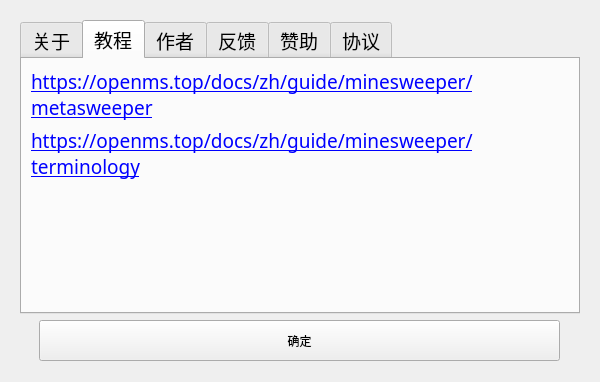
Old version of the form uiFiles/ui_about.ui in the repository eee555/Metasweeper.
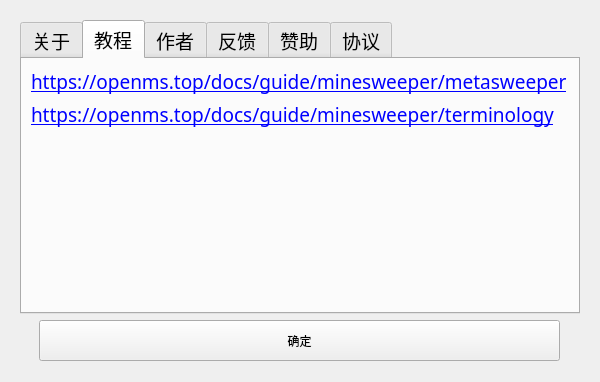
New version of the form. Icons and pictures are not drawn.

What changed in the file:
```diff
--- a/uiFiles/ui_about.ui
+++ b/uiFiles/ui_about.ui
@@ -174,7 +174,7 @@
           <enum>Qt::LayoutDirection::LeftToRight</enum>
          </property>
          <property name="text">
-          <string>&lt;html&gt;&lt;head/&gt;&lt;body&gt;&lt;p&gt;&lt;a href=&quot;https://openms.top/docs/zh/guide/minesweeper/metasweeper&quot;&gt;&lt;span style=&quot; text-decoration: underline; color:#0000ff;&quot;&gt;https://openms.top/docs/zh/guide/minesweeper/metasweeper&lt;/span&gt;&lt;/a&gt;&lt;/p&gt;&lt;/body&gt;&lt;/html&gt;</string>
+          <string>&lt;html&gt;&lt;head/&gt;&lt;body&gt;&lt;p&gt;&lt;a href=&quot;https://openms.top/docs/guide/minesweeper/metasweeper&quot;&gt;&lt;span style=&quot; text-decoration: underline; color:#0000ff;&quot;&gt;https://openms.top/docs/guide/minesweeper/metasweeper&lt;/span&gt;&lt;/a&gt;&lt;/p&gt;&lt;/body&gt;&lt;/html&gt;</string>
          </property>
          <property name="textFormat">
           <enum>Qt::TextFormat::RichText</enum>
@@ -214,7 +214,7 @@
           <enum>Qt::LayoutDirection::LeftToRight</enum>
          </property>
          <property name="text">
-          <string>&lt;html&gt;&lt;head/&gt;&lt;body&gt;&lt;p&gt;&lt;a href=&quot;https://openms.top/docs/zh/guide/minesweeper/terminology&quot;&gt;&lt;span style=&quot; text-decoration: underline; color:#0000ff;&quot;&gt;https://openms.top/docs/zh/guide/minesweeper/terminology&lt;/span&gt;&lt;/a&gt;&lt;/p&gt;&lt;/body&gt;&lt;/html&gt;</string>
+          <string>&lt;html&gt;&lt;head/&gt;&lt;body&gt;&lt;p&gt;&lt;a href=&quot;https://openms.top/docs/guide/minesweeper/terminology&quot;&gt;&lt;span style=&quot; text-decoration: underline; color:#0000ff;&quot;&gt;https://openms.top/docs/guide/minesweeper/terminology&lt;/span&gt;&lt;/a&gt;&lt;/p&gt;&lt;/body&gt;&lt;/html&gt;</string>
          </property>
          <property name="textFormat">
           <enum>Qt::TextFormat::RichText</enum>
```
